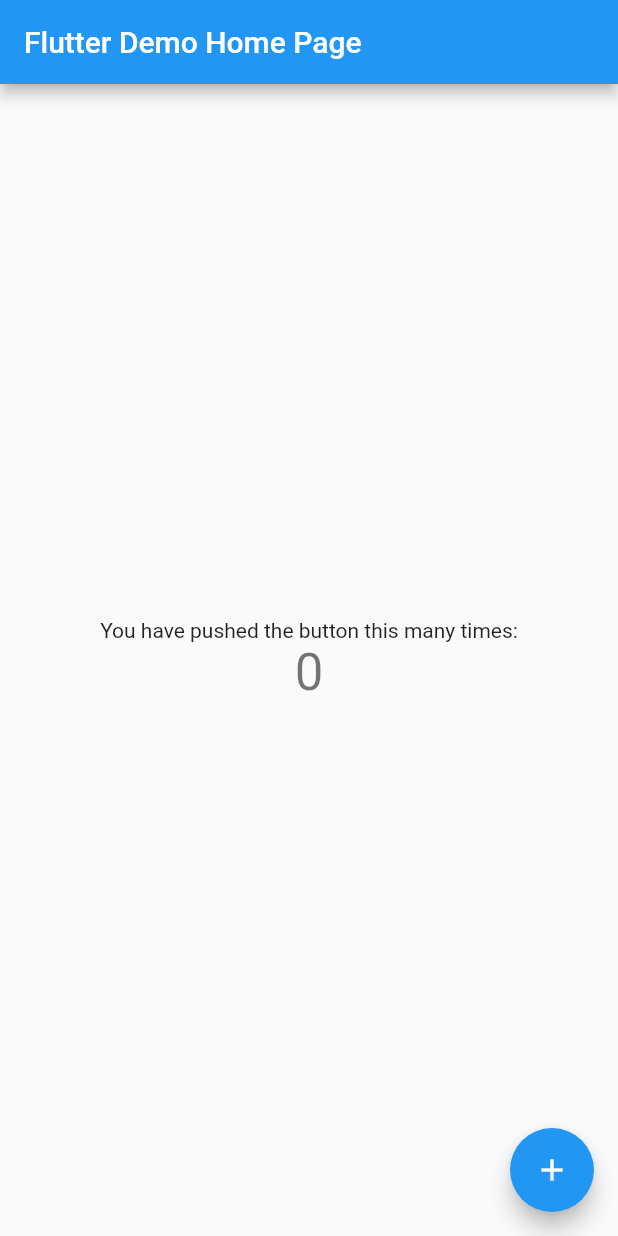
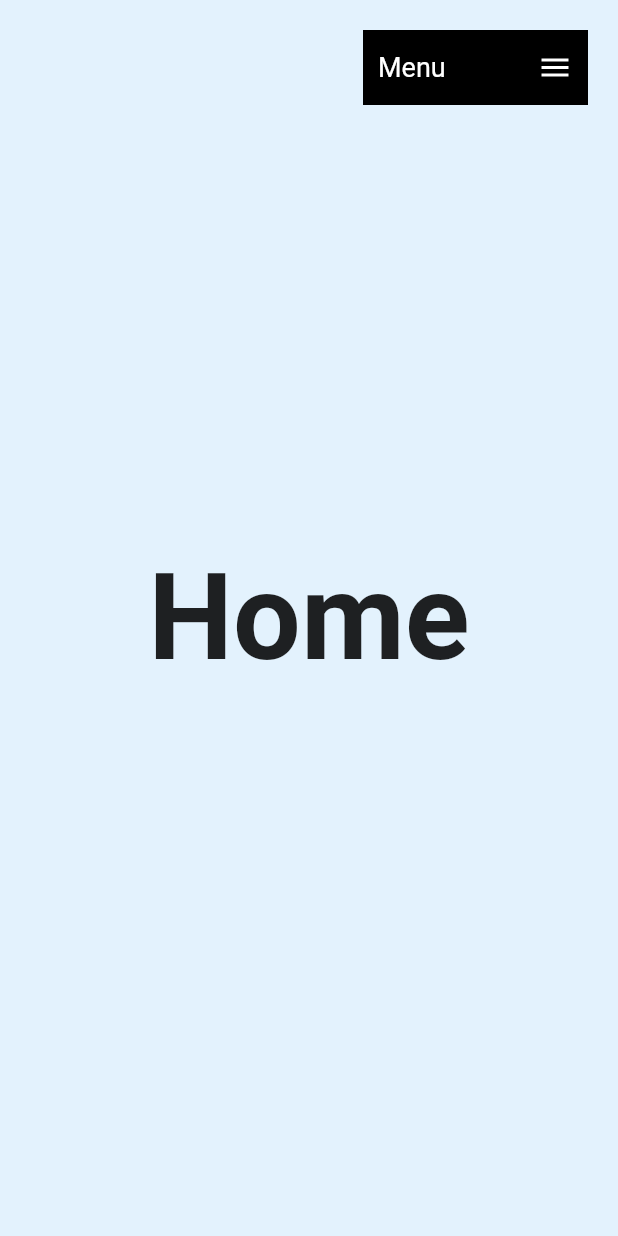
Before and after one commit to medinabotadev/flutterweb_scrollable_landing, a Flutter app: the screen it shows after launch, on a phone screen of 412 x 824 dp. Run offline on Flutter 3.47's test engine with Material 2 defaults, Android fonts, the phone set to English and light mode, and no system bars; our stand-ins replace fluro, google_fonts.

Commit message:
scroll and menu bar added

```diff
--- a/lib/main.dart
+++ b/lib/main.dart
@@ -1,115 +1,37 @@
+import 'package:flutter/gestures.dart';
 import 'package:flutter/material.dart';
+import 'package:scrollable_landing_page/router/router.dart';
 
-void main() {
-  runApp(const MyApp());
+void main() => runApp(MyApp());
+
+class MyApp extends StatefulWidget {
+  const MyApp({Key? key}) : super(key: key);
+
+  @override
+  State<MyApp> createState() => _MyAppState();
 }
 
-class MyApp extends StatelessWidget {
-  const MyApp({Key? key}) : super(key: key);
-
-  // This widget is the root of your application.
+class _MyAppState extends State<MyApp> {
+  @override
+  void initState() {
+    Flurorouter.configureRoutes();
+    super.initState();
+  }
   @override
   Widget build(BuildContext context) {
     return MaterialApp(
-      title: 'Flutter Demo',
-      theme: ThemeData(
-        // This is the theme of your application.
-        //
-        // Try running your application with "flutter run". You'll see the
-        // application has a blue toolbar. Then, without quitting the app, try
-        // changing the primarySwatch below to Colors.green and then invoke
-        // "hot reload" (press "r" in the console where you ran "flutter run",
-        // or simply save your changes to "hot reload" in a Flutter IDE).
-        // Notice that the counter didn't reset back to zero; the application
-        // is not restarted.
-        primarySwatch: Colors.blue,
-      ),
-      home: const MyHomePage(title: 'Flutter Demo Home Page'),
+      debugShowCheckedModeBanner: false,
+      scrollBehavior: _AppScrollBehavior(),
+      title: 'Landing Page',
+      initialRoute: '/home',
+      onGenerateRoute: Flurorouter.router.generator,
     );
   }
 }
-
-class MyHomePage extends StatefulWidget {
-  const MyHomePage({Key? key, required this.title}) : super(key: key);
-
-  // This widget is the home page of your application. It is stateful, meaning
-  // that it has a State object (defined below) that contains fields that affect
-  // how it looks.
-
-  // This class is the configuration for the state. It holds the values (in this
-  // case the title) provided by the parent (in this case the App widget) and
-  // used by the build method of the State. Fields in a Widget subclass are
-  // always marked "final".
-
-  final String title;
-
+class _AppScrollBehavior extends MaterialScrollBehavior {
   @override
-  State<MyHomePage> createState() => _MyHomePageState();
+  Set<PointerDeviceKind> get dragDevices => {
+        PointerDeviceKind.touch,
+        PointerDeviceKind.mouse,
+      };
 }
-
-class _MyHomePageState extends State<MyHomePage> {
-  int _counter = 0;
-
-  void _incrementCounter() {
-    setState(() {
-      // This call to setState tells the Flutter framework that something has
-      // changed in this State, which causes it to rerun the build method below
-      // so that the display can reflect the updated values. If we changed
-      // _counter without calling setState(), then the build method would not be
-      // called again, and so nothing would appear to happen.
-      _counter++;
-    });
-  }
-
-  @override
-  Widget build(BuildContext context) {
-    // This method is rerun every time setState is called, for instance as done
-    // by the _incrementCounter method above.
-    //
-    // The Flutter framework has been optimized to make rerunning build methods
-    // fast, so that you can just rebuild anything that needs updating rather
-    // than having to individually change instances of widgets.
-    return Scaffold(
-      appBar: AppBar(
-        // Here we take the value from the MyHomePage object that was created by
-        // the App.build method, and use it to set our appbar title.
-        title: Text(widget.title),
-      ),
-      body: Center(
-        // Center is a layout widget. It takes a single child and positions it
-        // in the middle of the parent.
-        child: Column(
-          // Column is also a layout widget. It takes a list of children and
-          // arranges them vertically. By default, it sizes itself to fit its
-          // children horizontally, and tries to be as tall as its parent.
-          //
-          // Invoke "debug painting" (press "p" in the console, choose the
-          // "Toggle Debug Paint" action from the Flutter Inspector in Android
-          // Studio, or the "Toggle Debug Paint" command in Visual Studio Code)
-          // to see the wireframe for each widget.
-          //
-          // Column has various properties to control how it sizes itself and
-          // how it positions its children. Here we use mainAxisAlignment to
-          // center the children vertically; the main axis here is the vertical
-          // axis because Columns are vertical (the cross axis would be
-          // horizontal).
-          mainAxisAlignment: MainAxisAlignment.center,
-          children: <Widget>[
-            const Text(
-              'You have pushed the button this many times:',
-            ),
-            Text(
-              '$_counter',
-              style: Theme.of(context).textTheme.headline4,
-            ),
-          ],
-        ),
-      ),
-      floatingActionButton: FloatingActionButton(
-        onPressed: _incrementCounter,
-        tooltip: 'Increment',
-        child: const Icon(Icons.add),
-      ), // This trailing comma makes auto-formatting nicer for build methods.
-    );
-  }
-}
--- /dev/null
+++ b/lib/router/route_handlers.dart
@@ -0,0 +1,8 @@
+import 'package:fluro/fluro.dart';
+import 'package:scrollable_landing_page/ui/pages/home_page.dart';
+
+final homeHandler = Handler(
+  handlerFunc: (context, params){
+    return HomePage();
+  }
+);
--- /dev/null
+++ b/lib/router/router.dart
@@ -0,0 +1,12 @@
+import 'package:fluro/fluro.dart';
+import 'package:scrollable_landing_page/router/route_handlers.dart';
+
+class Flurorouter{
+  static final FluroRouter router = FluroRouter();
+
+  static void configureRoutes(){
+    router.define('/:page', handler: homeHandler);
+
+    router.notFoundHandler = homeHandler;
+  }
+}
--- /dev/null
+++ b/lib/ui/pages/home_page.dart
@@ -0,0 +1,66 @@
+import 'package:flutter/material.dart';
+import 'package:scrollable_landing_page/ui/shared/custom_app_menu.dart';
+import 'package:scrollable_landing_page/ui/views/about_view.dart';
+import 'package:scrollable_landing_page/ui/views/contact_view.dart';
+import 'package:scrollable_landing_page/ui/views/home_view.dart';
+import 'package:scrollable_landing_page/ui/views/location_view.dart';
+
+import '../views/pricing_view.dart';
+
+class HomePage extends StatelessWidget {
+  const HomePage({ Key? key }) : super(key: key);
+
+  @override
+  Widget build(BuildContext context) {
+    return Scaffold(
+      body: Container(
+        decoration: buildBoxDecoration(),
+        child: Stack(
+          children: <Widget>[
+            _HomeBody(),
+            Positioned(
+              right: 20.0,
+              top: 20.0,
+              child: CustomAppMenu()
+            )
+          ],
+        ),
+      ),
+    );
+  }
+
+  BoxDecoration buildBoxDecoration() {
+    return const BoxDecoration(
+        gradient: LinearGradient(
+          colors: [
+            Colors.pink,
+            Colors.purpleAccent
+          ],
+          begin: Alignment.topCenter,
+          end: Alignment.bottomCenter,
+          stops: [
+            0.5,
+            0.5
+          ]
+        )
+      );
+  }
+}
+
+class _HomeBody extends StatelessWidget {
+  const _HomeBody({Key? key}) : super(key: key);
+
+  @override
+  Widget build(BuildContext context) {
+    return PageView(
+      scrollDirection: Axis.vertical,
+      children: const <Widget>[
+        HomeView(),
+        AboutView(),
+        PricingView(),
+        ContactView(),
+        LocationView()
+      ],
+    );
+  }
+}
--- /dev/null
+++ b/lib/ui/shared/custom_app_menu.dart
@@ -0,0 +1,93 @@
+import 'package:flutter/material.dart';
+import 'package:google_fonts/google_fonts.dart';
+import 'package:scrollable_landing_page/ui/shared/custom_menu_item.dart';
+
+class  CustomAppMenu extends StatefulWidget {
+  const CustomAppMenu ({ Key? key }) : super(key: key);
+
+  @override
+  State<CustomAppMenu> createState() => _CustomAppMenuState();
+}
+
+class _CustomAppMenuState extends State<CustomAppMenu> with SingleTickerProviderStateMixin{
+  bool isOpen = false;
+  late AnimationController controller;
+  @override
+  void initState() {
+    controller = AnimationController(vsync: this, duration: const Duration(milliseconds: 200));
+    super.initState();
+  }
+  @override
+  Widget build(BuildContext context) {
+    return MouseRegion(
+      cursor: SystemMouseCursors.click,
+      child: GestureDetector(
+        onTap: () {
+          if(isOpen){
+            controller.reverse();
+          } else {
+            controller.forward();
+          }
+          setState(() {
+            isOpen = !isOpen;
+          });
+        },
+        child: Container(
+          padding: const EdgeInsets.symmetric(horizontal: 10.0),
+          width: 150.0,
+          // height: isOpen ? 300 : 50,
+          color: Colors.black,
+          child: Column(
+            children: [
+              _MenuTitle(isOpen: isOpen, controller: controller),
+              if (isOpen)
+              ...[
+                CustomMenuItem(text: 'Home', onPressed: (){}),
+                CustomMenuItem(text: 'About', onPressed: (){}),
+                CustomMenuItem(text: 'Pricing', onPressed: (){}),
+                CustomMenuItem(text: 'Contact', onPressed: (){}),
+                CustomMenuItem(text: 'Location', onPressed: (){}),
+                SizedBox(height: 8.0,)
+              ]
+            ],
+          ),
+        ),
+      ),
+    );
+  }
+}
+
+class _MenuTitle extends StatelessWidget {
+  const _MenuTitle({
+    Key? key,
+    required this.isOpen,
+    required this.controller,
+  }) : super(key: key);
+
+  final bool isOpen;
+  final AnimationController controller;
+
+  @override
+  Widget build(BuildContext context) {
+    return Container(
+      width: 150.0,
+      height: 50.0,
+      child: Row(
+        children: <Widget>[
+          AnimatedContainer(
+            duration: const Duration(milliseconds: 200),
+            curve: Curves.easeInOut,
+            width: isOpen ? 50.0 : 0.0,
+          ),
+          Text('Menu', style: GoogleFonts.roboto(color: Colors.white, fontSize: 18.0),),
+          Spacer(),
+          AnimatedIcon(
+            icon: AnimatedIcons.menu_close,
+            progress: controller,
+            color: Colors.white
+          )
+        ],
+      ),
+    );
+  }
+}
--- /dev/null
+++ b/lib/ui/views/home_view.dart
@@ -0,0 +1,24 @@
+import 'package:flutter/material.dart';
+import 'package:google_fonts/google_fonts.dart';
+
+class HomeView extends StatelessWidget {
+  const HomeView({ Key? key }) : super(key: key);
+
+  @override
+  Widget build(BuildContext context) {
+    return Container(
+      color: Colors.blue.shade50,
+      child: Center(
+        child: FittedBox(
+          child: Text(
+            'Home',
+            style: GoogleFonts.montserratAlternates(
+              fontSize: 80.0,
+              fontWeight: FontWeight.bold
+            ),
+          ),
+        ),
+      ),
+    );
+  }
+}
--- a/pubspec.yaml
+++ b/pubspec.yaml
@@ -34,6 +34,8 @@ dependencies:
   # The following adds the Cupertino Icons font to your application.
   # Use with the CupertinoIcons class for iOS style icons.
   cupertino_icons: ^1.0.2
+  fluro: ^2.0.3
+  google_fonts: ^2.3.1
 
 dev_dependencies:
   flutter_test:
```
Also changed, not shown: lib/ui/shared/custom_menu_item.dart (added, +42 -0 lines), lib/ui/views/about_view.dart (added, +24 -0 lines), lib/ui/views/contact_view.dart (added, +24 -0 lines), lib/ui/views/location_view.dart (added, +24 -0 lines), lib/ui/views/pricing_view.dart (added, +24 -0 lines), pubspec.lock, 7 other files.
